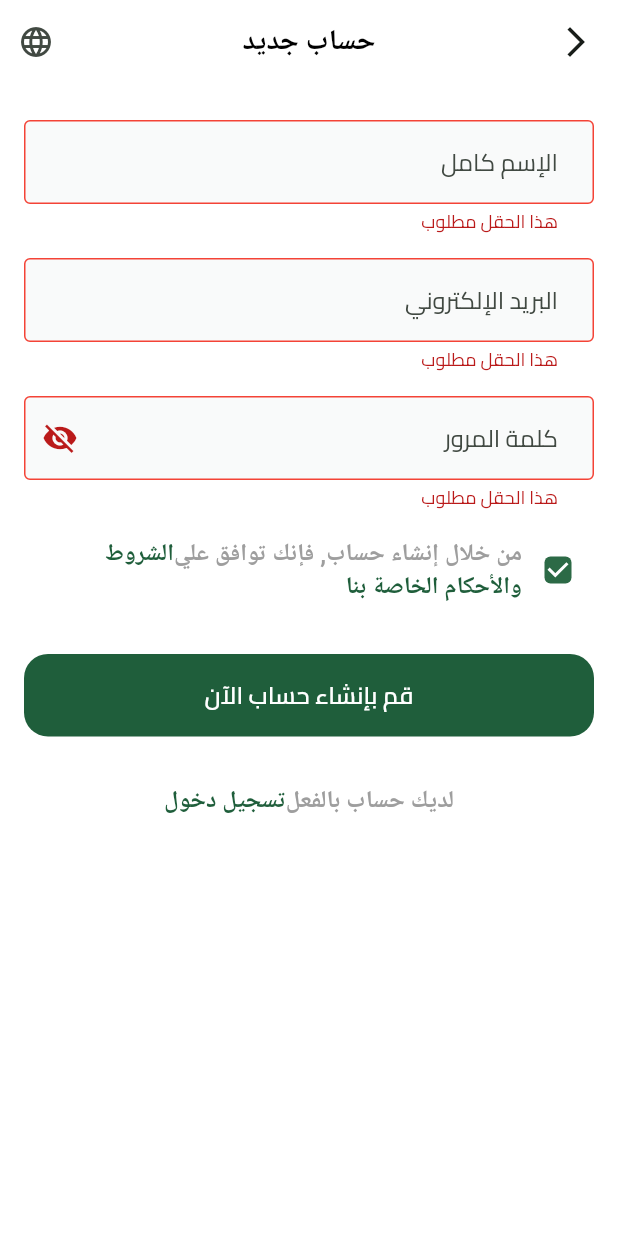
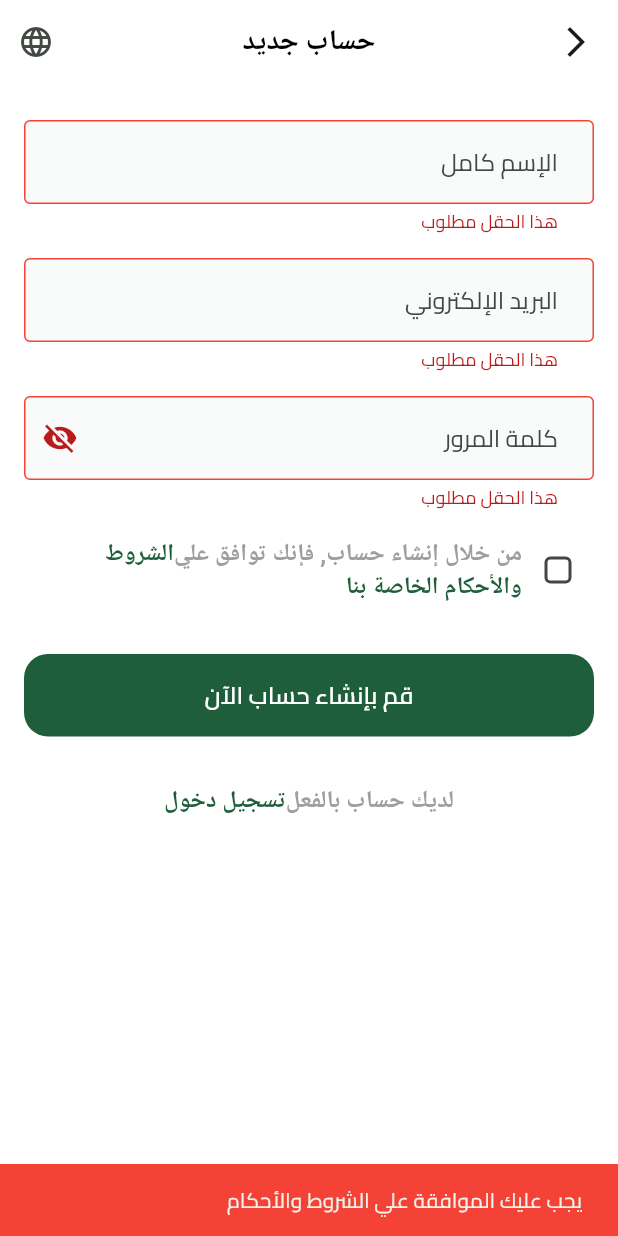
Before and after one commit to aboda97/souq_e_commerce, a Flutter app: the RegisterView screen opened by its route, after a tap on "قم بإنشاء حساب الآن", on a phone screen of 412 x 824 dp. Run offline on Flutter 3.47's test engine with Material 3 defaults, Android fonts, the light colour scheme and no system bars; our stand-ins replace dartz, dio, dots_indicator, firebase_auth, firebase_core, flutter_bloc and 3 more; accounts and stored records are empty.

Commit message:
add check box condition for terms

```diff
--- a/lib/features/authentication_feature/presentation/manager/sign_up_cubit/register_state.dart
+++ b/lib/features/authentication_feature/presentation/manager/sign_up_cubit/register_state.dart
@@ -18,5 +18,7 @@ class RegisterFailure extends RegisterStates {
 
   RegisterFailure({required this.failure});
 }
-class RegisterPasswordVisibilityChanged extends RegisterStates {
-}
+
+class RegisterPasswordVisibilityChanged extends RegisterStates {}
+
+class RegisterAgreementChanged extends RegisterStates {}
--- a/lib/features/authentication_feature/presentation/widgets/build_agreement_check_box.dart
+++ b/lib/features/authentication_feature/presentation/widgets/build_agreement_check_box.dart
@@ -2,13 +2,19 @@ import 'package:flutter/material.dart';
 import 'package:souq_app/core/components/custom_text_span.dart';
 import 'package:souq_app/generated/l10n.dart';
 
-Widget buildAgreementCheckbox(BuildContext context) {
+class BuildAgreementCheckbox extends StatelessWidget {
+  final bool? value;
+  final void Function(bool?)? onChanged;
+  const BuildAgreementCheckbox({super.key, this.value, this.onChanged});
+
+  @override
+  Widget build(BuildContext context) {
     return Row(
       children: [
         Checkbox(
           shape: RoundedRectangleBorder(borderRadius: BorderRadius.circular(4)),
-          value: true,
-          onChanged: (bool? value) {},
+          value: value,
+          onChanged: onChanged,
         ),
         Expanded(
           child: CustomTxtSpan(
@@ -20,3 +26,4 @@ Widget buildAgreementCheckbox(BuildContext context) {
       ],
     );
   }
+}
--- a/lib/features/authentication_feature/presentation/widgets/register_view_body.dart
+++ b/lib/features/authentication_feature/presentation/widgets/register_view_body.dart
@@ -71,7 +71,8 @@ class RegisterViewBody extends StatelessWidget {
               const SizedBox(height: 16),
               CustomTextFormField(
                 controller: passwordController,
-                obscureText: !BlocProvider.of<RegisterCubit>(context).isPasswordVisible,
+                obscureText:
+                    !BlocProvider.of<RegisterCubit>(context).isPasswordVisible,
                 suffixIcon:
                     BlocProvider.of<RegisterCubit>(context).isPasswordVisible
                         ? Icons.remove_red_eye_rounded
@@ -92,7 +93,15 @@ class RegisterViewBody extends StatelessWidget {
                 },
               ),
               const SizedBox(height: 16),
-              buildAgreementCheckbox(context),
+              BuildAgreementCheckbox(
+                value:
+                    BlocProvider.of<RegisterCubit>(context).isAgreementChecked,
+                onChanged: (bool? value) {
+                  BlocProvider.of<RegisterCubit>(
+                    context,
+                  ).toggleAgreementCheckbox();
+                },
+              ),
               Padding(
                 padding: const EdgeInsets.symmetric(vertical: 32),
                 child: CustomBtnApp(
@@ -106,6 +115,15 @@ class RegisterViewBody extends StatelessWidget {
                             passwordController.text,
                             nameController.text,
                           );
+                    }
+                    if (!BlocProvider.of<RegisterCubit>(
+                      context,
+                    ).isAgreementChecked) {
+                      showSnackBar(
+                        context,
+                        S.of(context).shouldAcceptTerms,
+                        Colors.red,
+                      );
                     }
                   },
                   textColor: AppColors.whiteColor,
--- a/lib/l10n/intl_ar.arb
+++ b/lib/l10n/intl_ar.arb
@@ -27,6 +27,7 @@
     "signInByFacebook": "تسجيل الدخول بواسطة فيسبوك",
     "appRulesCheckBox": "من خلال إنشاء حساب, فإنك توافق علي",
     "appRulesNote": "الشروط والأحكام الخاصة بنا",
+    "shouldAcceptTerms": "يجب عليك الموافقة علي الشروط والأحكام",
     "don'tWorryForForgettingPassword": "لا تقلق ، ما عليك سوى كتابة رقم هاتفك وسنرسل رمز التحقق.",
     "invalidEmail": "البريد الإلكتروني غير صالح.",
     "userNotFound": "لم يتم العثور على مستخدم بهذا البريد الإلكتروني.",
--- a/lib/l10n/intl_en.arb
+++ b/lib/l10n/intl_en.arb
@@ -27,6 +27,7 @@
     "signInByFacebook": "Sign in by Facebook",
     "appRulesCheckBox": "By creating an account, you agree to",
     "appRulesNote": "Our Terms and Conditions",
+    "shouldAcceptTerms": "You must Accept Terms",
     "don'tWorryForForgettingPassword": "Don't worry, just enter your phone number and we'll send you a verification code.",
     "invalidEmail": "The email address is not valid.",
     "userNotFound": "No user found with this email.",
```
Also changed, not shown: lib/features/authentication_feature/presentation/manager/sign_up_cubit/register_cubit.dart (+9 -6 lines), lib/generated/intl/messages_ar.dart, lib/generated/intl/messages_en.dart, lib/generated/l10n.dart.
